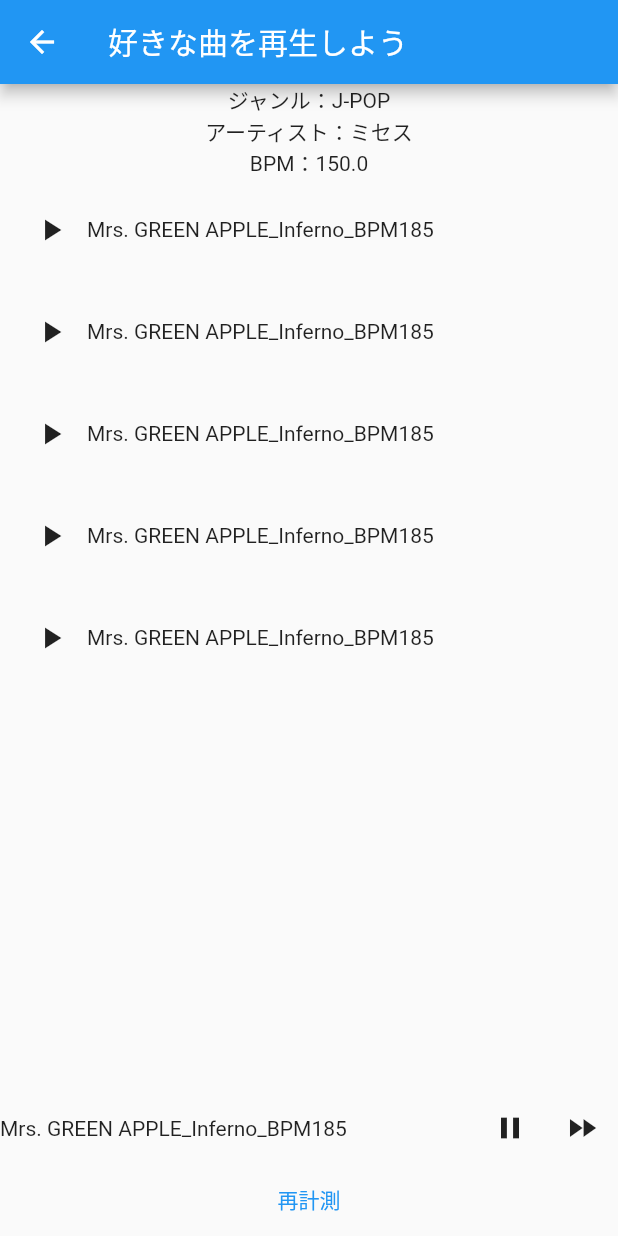
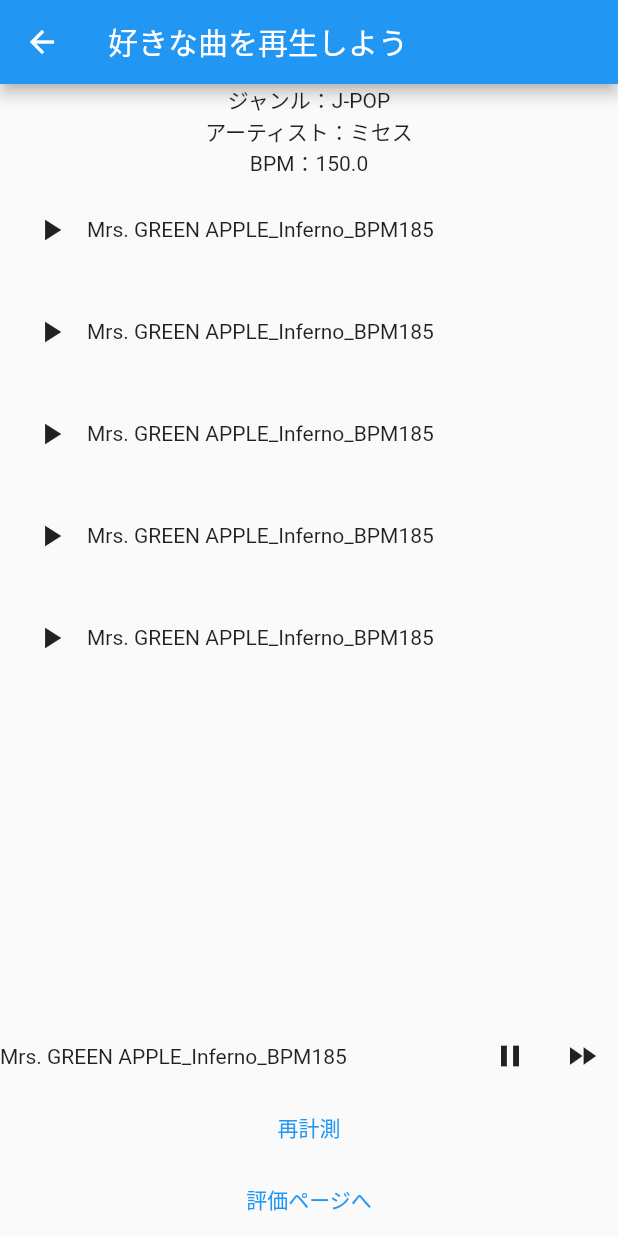
Before and after one commit to beatwalking55/beatim2, a Flutter app: the PlayPage screen opened directly, after a tap on the "play arrow" icon, on a phone screen of 412 x 824 dp. Run offline on Flutter 3.47's test engine with Material 2 defaults, Android fonts, the phone set to English and light mode, and no system bars; our stand-ins replace just_audio; missing offline and left inert: audio_session.

Commit message:
評価・記録ページの追加

```diff
--- /dev/null
+++ b/lib/log.dart
@@ -0,0 +1,6 @@
+import 'package:flutter/material.dart';
+
+
+Map log = {
+
+};
--- a/lib/playpage.dart
+++ b/lib/playpage.dart
@@ -1,4 +1,5 @@
 import 'package:beatim/BPMsensingpage.dart';
+import 'package:beatim/logpage.dart';
 import 'package:beatim/variables.dart';
 import 'package:flutter/material.dart';
 import 'package:beatim/musicdata.dart';
@@ -65,7 +66,7 @@ class _PlayPageState extends State<PlayPage> {
                         //IconButton(
                         //    icon: const Icon(Icons.pause),
                         //    onPressed: () async => await player.pause(),),
-                        Text(musics[playlist[index]]['name']),
+                        Expanded(child: Text(musics[playlist[index]]['name'], overflow: TextOverflow.ellipsis,),),
 
                       ],
                     ),
@@ -132,6 +133,21 @@ class _PlayPageState extends State<PlayPage> {
               });
             }, child: Text("再計測")
             ),
+            Visibility(
+              visible: visible,
+              maintainSize: true,
+              maintainAnimation: true,
+              maintainState: true,
+              child: TextButton(onPressed: () async {
+                // player.pause();
+                await Navigator.of(context).push(
+                    MaterialPageRoute(
+                        builder:(context) => logpage()
+                    )
+                );
+              }, child: Text("評価ページへ")
+              ),
+            ),
           ],
         ),
       ),
```
Also changed, not shown: lib/logpage.dart (added, +80 -0 lines).
